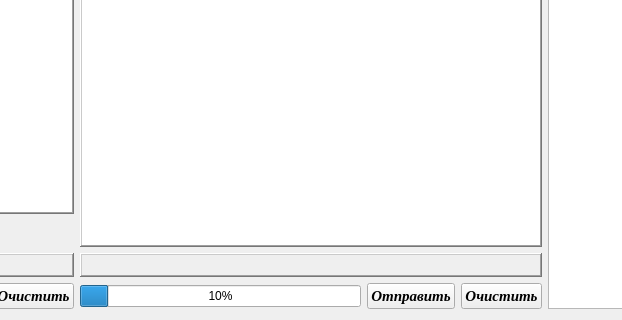
Above: post3_3.ui from alsav22/Post2 before the change; both pictures show x 400 to 1022 and y 347 to 667 of the 1343 by 667 pixel window. Below: the same form after it.
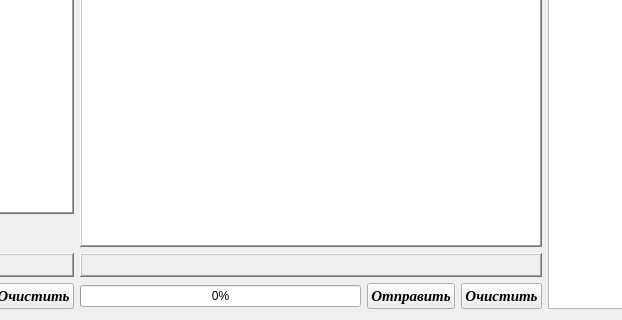
That is the form after the change. Icons and pictures are not drawn.

Commit message: Ред. progressBar

```diff
--- a/post3_3.ui
+++ b/post3_3.ui
@@ -10,6 +10,12 @@
     <height>667</height>
    </rect>
   </property>
+  <property name="sizePolicy">
+   <sizepolicy hsizetype="Maximum" vsizetype="Preferred">
+    <horstretch>0</horstretch>
+    <verstretch>0</verstretch>
+   </sizepolicy>
+  </property>
   <property name="minimumSize">
    <size>
     <width>0</width>
@@ -26,7 +32,7 @@
    <iconset>
     <normaloff>icon2.png</normaloff>icon2.png</iconset>
   </property>
-  <layout class="QHBoxLayout" name="horizontalLayout_4">
+  <layout class="QHBoxLayout" name="horizontalLayout_5">
    <item>
     <layout class="QVBoxLayout" name="verticalLayout_2">
      <item>
@@ -459,14 +465,45 @@
       </widget>
      </item>
      <item>
-      <layout class="QHBoxLayout" name="horizontalLayout">
+      <layout class="QHBoxLayout" name="horizontalLayout_4">
        <item>
         <widget class="QProgressBar" name="progressBar">
+         <property name="enabled">
+          <bool>true</bool>
+         </property>
+         <property name="sizePolicy">
+          <sizepolicy hsizetype="Expanding" vsizetype="Fixed">
+           <horstretch>0</horstretch>
+           <verstretch>0</verstretch>
+          </sizepolicy>
+         </property>
+         <property name="font">
+          <font>
+           <kerning>true</kerning>
+          </font>
+         </property>
+         <property name="layoutDirection">
+          <enum>Qt::LeftToRight</enum>
+         </property>
          <property name="value">
-          <number>10</number>
+          <number>0</number>
+         </property>
+         <property name="alignment">
+          <set>Qt::AlignRight|Qt::AlignTop|Qt::AlignTrailing</set>
+         </property>
+         <property name="textVisible">
+          <bool>true</bool>
+         </property>
+         <property name="invertedAppearance">
+          <bool>false</bool>
+         </property>
+         <property name="textDirection">
+          <enum>QProgressBar::TopToBottom</enum>
          </property>
         </widget>
        </item>
+       <item>
+        <layout class="QHBoxLayout" name="horizontalLayout">
        <item>
         <widget class="QPushButton" name="pcmd_send">
          <property name="sizePolicy">
@@ -504,6 +541,8 @@
           <string>Очистить</string>
          </property>
         </widget>
+         </item>
+        </layout>
        </item>
       </layout>
      </item>
```
Left out of the diff: 68 changed lines with no effect on the pictures. Lines whose indentation alone changed are shown as unchanged. The commit also changes 6 other files.
